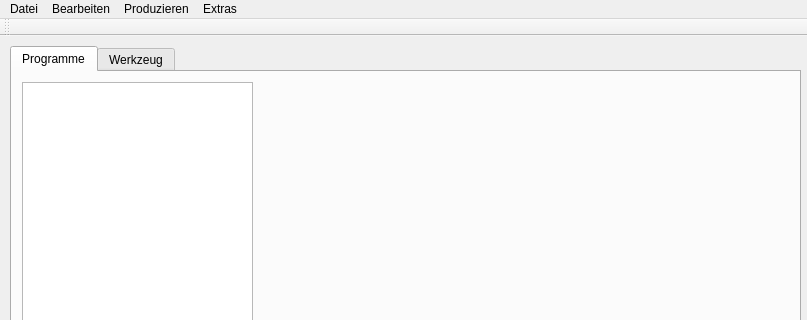
Old version of the form mainwindow.ui in the repository TischlerWilly/iwop; both pictures show x 0 to 807 and y 0 to 320 of the 807 by 618 pixel window.
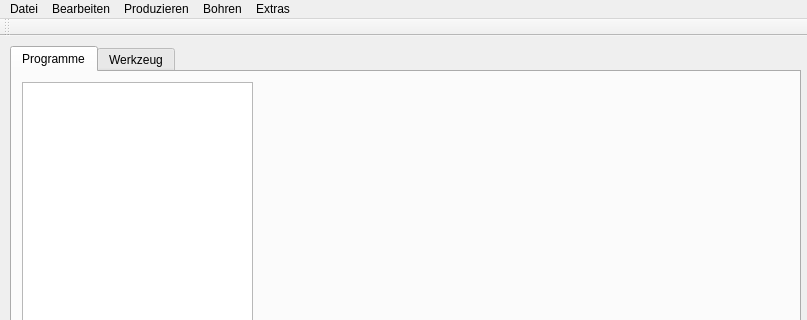
New version of the form.

```diff
--- a/mainwindow.ui
+++ b/mainwindow.ui
@@ -128,9 +128,16 @@
     <addaction name="actionRueckgaengig"/>
     <addaction name="actionWiederholen"/>
    </widget>
+   <widget class="QMenu" name="menuBohren">
+    <property name="title">
+     <string>Bohren</string>
+    </property>
+    <addaction name="actionMakeBohren_Durchmesser"/>
+   </widget>
    <addaction name="menuDatei"/>
    <addaction name="menuBearbeiten"/>
    <addaction name="menuProduzieren"/>
+   <addaction name="menuBohren"/>
    <addaction name="menuExtras"/>
   </widget>
   <widget class="QToolBar" name="mainToolBar">
```
Left out of the diff: 5 changed lines with no effect on the pictures.
